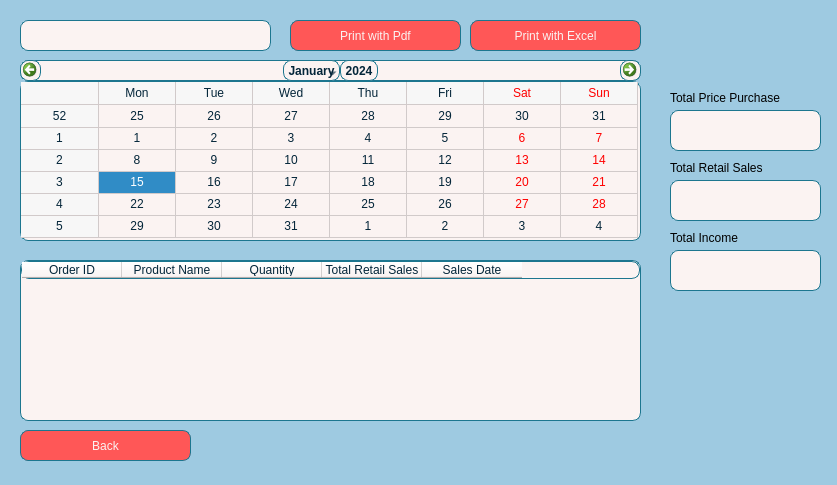
First picture: the form in ui/sales_history.ui, repository CristobalAlex/AppDev-Project-DailySalesTracker-BSIT22A2, before the edit.
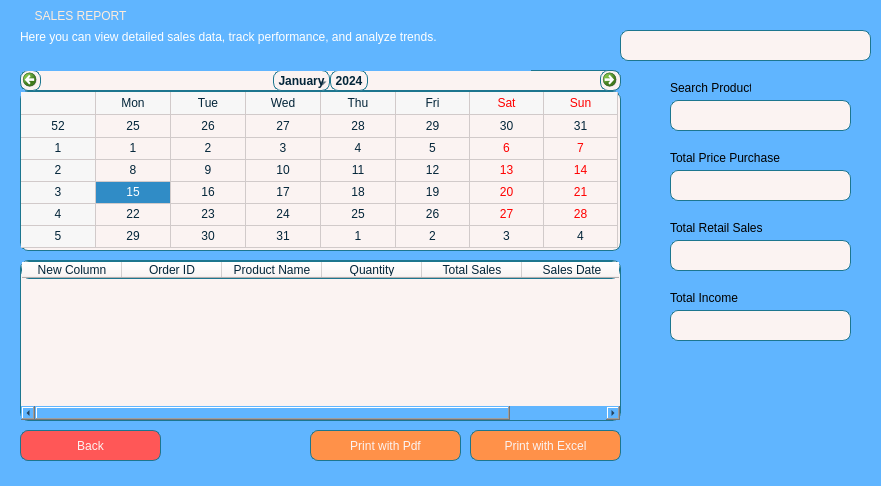
Second picture: the form after the edit.

```diff
--- a/ui/sales_history.ui
+++ b/ui/sales_history.ui
@@ -6,15 +6,15 @@
    <rect>
     <x>0</x>
     <y>0</y>
-    <width>837</width>
-    <height>485</height>
+    <width>881</width>
+    <height>486</height>
    </rect>
   </property>
   <property name="windowTitle">
    <string>MainWindow</string>
   </property>
   <property name="styleSheet">
-   <string notr="true">background-color:rgb(158, 202, 225);
+   <string notr="true">background-color:rgb(96, 181, 255);
 </string>
   </property>
   <widget class="QWidget" name="centralwidget">
@@ -23,7 +23,7 @@
      <rect>
       <x>20</x>
       <y>260</y>
-      <width>621</width>
+      <width>601</width>
       <height>161</height>
      </rect>
     </property>
@@ -34,6 +34,11 @@
 border: 1px solid rgb(28, 118, 143);
 border-radius: 8px;</string>
     </property>
+    <column>
+     <property name="text">
+      <string>New Column</string>
+     </property>
+    </column>
     <column>
      <property name="text">
       <string>Order ID</string>
@@ -51,7 +56,7 @@
     </column>
     <column>
      <property name="text">
-      <string>Total Retail Sales</string>
+      <string>Total Sales</string>
      </property>
     </column>
     <column>
@@ -63,9 +68,9 @@
    <widget class="QPushButton" name="exportPdfButton">
     <property name="geometry">
      <rect>
-      <x>290</x>
-      <y>20</y>
-      <width>171</width>
+      <x>310</x>
+      <y>430</y>
+      <width>151</width>
       <height>31</height>
      </rect>
     </property>
@@ -74,7 +79,7 @@
 font: 75 10pt &quot;MS Shell Dlg 2&quot;;
 border-radius: 8px;
 color:rgb(251, 243, 242);
-background-color:rgb(255, 87, 87);</string>
+background-color:rgb(255, 145, 73);</string>
     </property>
     <property name="text">
      <string>Print with Pdf</string>
@@ -84,8 +89,8 @@
     <property name="geometry">
      <rect>
       <x>470</x>
-      <y>20</y>
-      <width>171</width>
+      <y>430</y>
+      <width>151</width>
       <height>31</height>
      </rect>
     </property>
@@ -94,7 +99,7 @@
 font: 75 10pt &quot;MS Shell Dlg 2&quot;;
 border-radius: 8px;
 color:rgb(251, 243, 242);
-background-color:rgb(255, 87, 87);</string>
+background-color:rgb(255, 145, 73);</string>
     </property>
     <property name="text">
      <string>Print with Excel</string>
@@ -104,14 +109,11 @@
     <property name="geometry">
      <rect>
       <x>20</x>
-      <y>60</y>
-      <width>621</width>
+      <y>70</y>
+      <width>601</width>
       <height>181</height>
      </rect>
     </property>
-    <property name="autoFillBackground">
-     <bool>false</bool>
-    </property>
     <property name="styleSheet">
      <string notr="true">background-color:rgb(251, 243, 242);;
 color:rgb(3, 37, 57);
@@ -128,7 +130,7 @@
      <rect>
       <x>20</x>
       <y>430</y>
-      <width>171</width>
+      <width>141</width>
       <height>31</height>
      </rect>
     </property>
@@ -143,31 +145,83 @@
      <string>Back</string>
     </property>
    </widget>
-   <widget class="QLabel" name="totalPurchaseLabel">
+   <widget class="QLabel" name="label">
     <property name="geometry">
      <rect>
-      <x>670</x>
-      <y>110</y>
-      <width>151</width>
-      <height>41</height>
+      <x>0</x>
+      <y>0</y>
+      <width>161</width>
+      <height>31</height>
      </rect>
     </property>
+    <property name="layoutDirection">
+     <enum>Qt::RightToLeft</enum>
+    </property>
     <property name="styleSheet">
-     <string notr="true">background-color:rgb(251, 243, 242);;
-color:rgb(3, 37, 57);
-font: 75 10pt &quot;Verdana&quot;;
-border: 1px solid rgb(28, 118, 143);
-border-radius: 8px;</string>
+     <string notr="true">color:rgb(255, 236, 219);
+font: 75 12pt &quot;Eras Bold ITC&quot;;</string>
     </property>
     <property name="text">
-     <string/>
+     <string>SALES REPORT</string>
+    </property>
+    <property name="textFormat">
+     <enum>Qt::AutoText</enum>
+    </property>
+    <property name="alignment">
+     <set>Qt::AlignCenter</set>
+    </property>
+    <property name="wordWrap">
+     <bool>true</bool>
     </property>
    </widget>
    <widget class="QLabel" name="label_2">
     <property name="geometry">
      <rect>
+      <x>20</x>
+      <y>30</y>
+      <width>511</width>
+      <height>41</height>
+     </rect>
+    </property>
+    <property name="styleSheet">
+     <string notr="true">color:rgb(255, 255, 255);
+font: 75 10pt &quot;Verdana&quot;;
+font-weight:350;
+
+</string>
+    </property>
+    <property name="text">
+     <string>&lt;html&gt;&lt;head/&gt;&lt;body&gt;&lt;p&gt;Here you can view detailed sales data, track performance, and analyze trends.&lt;/p&gt;&lt;p align=&quot;justify&quot;&gt;&lt;br/&gt;&lt;/p&gt;&lt;/body&gt;&lt;/html&gt;</string>
+    </property>
+    <property name="wordWrap">
+     <bool>true</bool>
+    </property>
+   </widget>
+   <widget class="QLabel" name="dateLabel">
+    <property name="geometry">
+     <rect>
+      <x>620</x>
+      <y>30</y>
+      <width>251</width>
+      <height>31</height>
+     </rect>
+    </property>
+    <property name="styleSheet">
+     <string notr="true">background-color:rgb(251, 243, 242);;
+color:rgb(3, 37, 57);
+font: 75 10pt &quot;Verdana&quot;;
+border: 1px solid rgb(28, 118, 143);
+border-radius: 8px;</string>
+    </property>
+    <property name="text">
+     <string/>
+    </property>
+   </widget>
+   <widget class="QLabel" name="label_3">
+    <property name="geometry">
+     <rect>
       <x>670</x>
-      <y>90</y>
+      <y>150</y>
       <width>111</width>
       <height>16</height>
      </rect>
@@ -176,13 +230,33 @@
      <string>&lt;html&gt;&lt;head/&gt;&lt;body&gt;&lt;p&gt;Total Price Purchase&lt;/p&gt;&lt;/body&gt;&lt;/html&gt;</string>
     </property>
    </widget>
-   <widget class="QLabel" name="totalSalesLabel">
+   <widget class="QLineEdit" name="searchHistory">
     <property name="geometry">
      <rect>
       <x>670</x>
-      <y>180</y>
-      <width>151</width>
-      <height>41</height>
+      <y>100</y>
+      <width>181</width>
+      <height>31</height>
+     </rect>
+    </property>
+    <property name="styleSheet">
+     <string notr="true">background-color:rgb(251, 243, 242);;
+color:rgb(3, 37, 57);
+font: 75 8pt &quot;Verdana&quot;;
+border: 1px solid rgb(28, 118, 143);
+border-radius: 8px;</string>
+    </property>
+    <property name="clearButtonEnabled">
+     <bool>true</bool>
+    </property>
+   </widget>
+   <widget class="QLabel" name="totalPurchaseLabel">
+    <property name="geometry">
+     <rect>
+      <x>670</x>
+      <y>170</y>
+      <width>181</width>
+      <height>31</height>
      </rect>
     </property>
     <property name="styleSheet">
@@ -196,26 +270,33 @@
      <string/>
     </property>
    </widget>
-   <widget class="QLabel" name="label_3">
-    <property name="geometry">
-     <rect>
-      <x>670</x>
-      <y>160</y>
-      <width>101</width>
-      <height>16</height>
-     </rect>
-    </property>
-    <property name="text">
-     <string>&lt;html&gt;&lt;head/&gt;&lt;body&gt;&lt;p&gt;Total Retail Sales&lt;/p&gt;&lt;/body&gt;&lt;/html&gt;</string>
-    </property>
-   </widget>
    <widget class="QLabel" name="totalIncomeLabel">
     <property name="geometry">
      <rect>
       <x>670</x>
-      <y>250</y>
-      <width>151</width>
-      <height>41</height>
+      <y>310</y>
+      <width>181</width>
+      <height>31</height>
+     </rect>
+    </property>
+    <property name="styleSheet">
+     <string notr="true">background-color:rgb(251, 243, 242);;
+color:rgb(3, 37, 57);
+font: 75 10pt &quot;Verdana&quot;;
+border: 1px solid rgb(28, 118, 143);
+border-radius: 8px;</string>
+    </property>
+    <property name="text">
+     <string/>
+    </property>
+   </widget>
+   <widget class="QLabel" name="totalSalesLabel">
+    <property name="geometry">
+     <rect>
+      <x>670</x>
+      <y>240</y>
+      <width>181</width>
+      <height>31</height>
      </rect>
     </property>
     <property name="styleSheet">
@@ -233,7 +314,7 @@
     <property name="geometry">
      <rect>
       <x>670</x>
-      <y>230</y>
+      <y>290</y>
       <width>101</width>
       <height>16</height>
      </rect>
@@ -242,24 +323,30 @@
      <string>&lt;html&gt;&lt;head/&gt;&lt;body&gt;&lt;p&gt;Total Income&lt;/p&gt;&lt;/body&gt;&lt;/html&gt;</string>
     </property>
    </widget>
-   <widget class="QLabel" name="dateLabel">
+   <widget class="QLabel" name="label_5">
     <property name="geometry">
      <rect>
-      <x>20</x>
-      <y>20</y>
-      <width>251</width>
-      <height>31</height>
+      <x>670</x>
+      <y>220</y>
+      <width>101</width>
+      <height>16</height>
      </rect>
     </property>
-    <property name="styleSheet">
-     <string notr="true">background-color:rgb(251, 243, 242);;
-color:rgb(3, 37, 57);
-font: 75 10pt &quot;Verdana&quot;;
-border: 1px solid rgb(28, 118, 143);
-border-radius: 8px;</string>
+    <property name="text">
+     <string>&lt;html&gt;&lt;head/&gt;&lt;body&gt;&lt;p&gt;Total Retail Sales&lt;/p&gt;&lt;/body&gt;&lt;/html&gt;</string>
     </property>
+   </widget>
+   <widget class="QLabel" name="label_6">
+    <property name="geometry">
+     <rect>
+      <x>670</x>
+      <y>80</y>
+      <width>81</width>
+      <height>16</height>
+     </rect>
+    </property>
     <property name="text">
-     <string/>
+     <string>&lt;html&gt;&lt;head/&gt;&lt;body&gt;&lt;p&gt;Search Product&lt;/p&gt;&lt;/body&gt;&lt;/html&gt;</string>
     </property>
    </widget>
   </widget>
```
